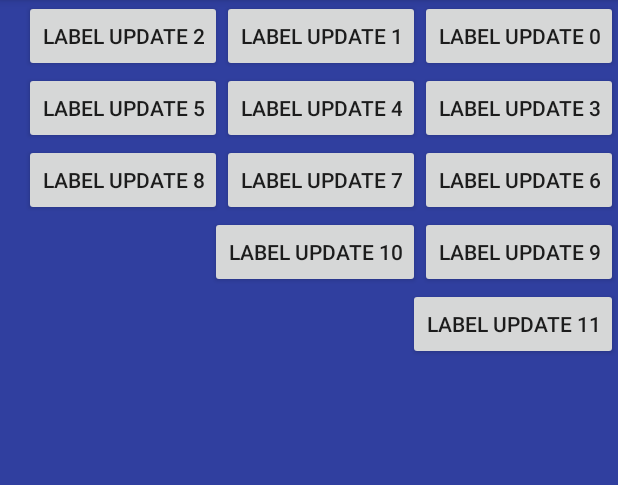
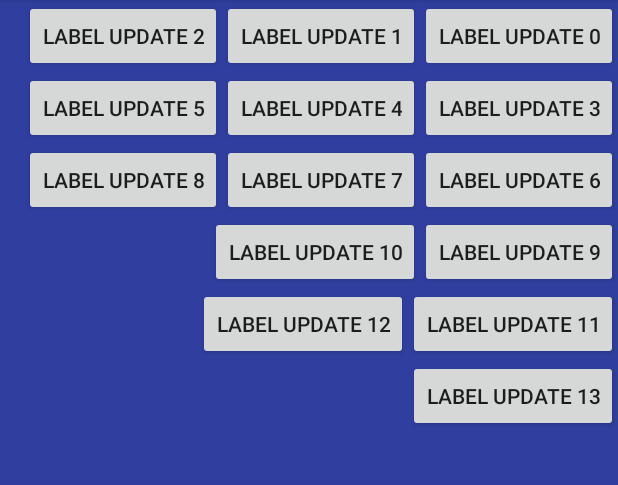
Before and after one commit to dinzdale/SnakeLayout, an Android app: the first screen one second after launch (MainActivity), on a phone screen of 412 x 824 dp, the part 84-569 px from its top. Run offline under Robolectric (Android 15) with nearby library versions, the phone set to English and light mode, and no system bars; our stand-ins replace data binding; 21 statements that could not run were skipped.

Commit message:
New wrap_right_to_left

```diff
--- a/app/src/main/java/com/snakelayout/gary_jacobs/infragisiticstasksnakelayout/MainActivity.java
+++ b/app/src/main/java/com/snakelayout/gary_jacobs/infragisiticstasksnakelayout/MainActivity.java
@@ -20,8 +20,6 @@ public class MainActivity extends AppCompatActivity {
         buttonModelView = new ButtonModelView();
         binding.setButtonVM(buttonModelView);
         snakeLayout = (SnakeLayout) findViewById(R.id.snake_layout);
-
-
     }
 
     @Override
@@ -35,7 +33,7 @@ public class MainActivity extends AppCompatActivity {
         @Override
         public void run() {
             for (int i = 0; i < 3; i++) {
-                for (int x = 0; x < 12; x++) {
+                for (int x = 0; x < 15; x++) {
                     buttonModelView.setButtonValues(x, "Label Update " + (x + i), x%2);
                 }
                 try {
--- a/app/src/main/java/com/snakelayout/gary_jacobs/infragisiticstasksnakelayout/SnakeLayout.java
+++ b/app/src/main/java/com/snakelayout/gary_jacobs/infragisiticstasksnakelayout/SnakeLayout.java
@@ -13,9 +13,17 @@ import android.view.WindowManager;
  */
 
 public class SnakeLayout extends ViewGroup {
+
+    public static enum Orientation {
+        WRAP_LEFT_TO_RIGHT(0), WRAP_RIGHT_TO_LEFT(1);
+        int value;
+
+        Orientation(int value) {
+            this.value = value;
+        }
+    }
+    private Orientation orientation = Orientation.WRAP_RIGHT_TO_LEFT;
     private int deviceWidth;
-    private int deviceHeight;
-
 
     public SnakeLayout(Context context) {
         super(context, null, 0);
@@ -30,16 +38,23 @@ public class SnakeLayout extends ViewGroup {
         init(context);
     }
 
-//    public SnakeLayout(Context context, AttributeSet attrs, int defStyleAttr, int defStyleRes) {
-//        super(context, attrs, defStyleAttr, defStyleRes);
-//    }
 
     public void init(Context context) {
         final Display display = ((WindowManager) context.getSystemService(Context.WINDOW_SERVICE)).getDefaultDisplay();
         Point deviceDimensions = new Point();
         display.getSize(deviceDimensions);
         deviceWidth = deviceDimensions.x;
-        deviceHeight = deviceDimensions.y;
+        setOrientation(Orientation.WRAP_RIGHT_TO_LEFT);
+    }
+
+
+
+    public void setOrientation(Orientation orientation) {
+        this.orientation = orientation;
+    }
+
+    public Orientation getOrientation() {
+        return orientation;
     }
 
     @Override
@@ -49,10 +64,13 @@ public class SnakeLayout extends ViewGroup {
 
     @Override
     protected void onLayout(boolean changed, int l, int t, int r, int b) {
-        if (false) {
-            layoutForLeftRight(changed, l, t, r, b);
-        } else {
-            layoutForRightLeft(changed, l, t, r, b);
+        switch (getOrientation()) {
+            case WRAP_LEFT_TO_RIGHT:
+                layoutForLeftRight(changed, l, t, r, b);
+                break;
+            case WRAP_RIGHT_TO_LEFT:
+                layoutForRightLeft(changed, l, t, r, b);
+                break;
         }
     }
 
@@ -100,8 +118,7 @@ public class SnakeLayout extends ViewGroup {
 
     private void layoutForRightLeft(boolean changed, int l, int t, int r, int b) {
         final int count = getChildCount();
-        //final int count  = 4;
-        int curWidth, curHeight, curLeft, curRight, curTop, maxHeight;
+        int curWidth, curHeight, curRight, curTop, maxHeight;
 
         //get the available size of child view
         final int childRight = this.getMeasuredWidth() - this.getPaddingRight();
@@ -128,20 +145,19 @@ public class SnakeLayout extends ViewGroup {
             curHeight = child.getMeasuredHeight();
             //wrap is reach to the end
             if (curRight - curWidth > childLeft) {
+                // layout button right to left, until end of line reached
                 curRight -= curWidth;
-                //curTop += maxHeight;
-                //maxHeight = 0;
-            }
-            else {
+            } else {
+                // end reached, wrap to next line
                 curRight = this.getMeasuredWidth() - this.getPaddingRight() - curWidth;
                 curTop += maxHeight;
+                maxHeight = 0;
             }
             //do the layout
-            child.layout(curRight, curTop, curRight+curWidth, curTop + curHeight);
+            child.layout(curRight, curTop, curRight + curWidth, curTop + curHeight);
             //store the max height
             if (maxHeight < curHeight)
                 maxHeight = curHeight;
-//            curRight -= curWidth;
         }
     }
 
--- a/app/src/main/res/layout/activity_main.xml
+++ b/app/src/main/res/layout/activity_main.xml
@@ -97,6 +97,19 @@
                 android:paddingRight="@{buttonVM.buttonWidthList[11] == 0 ? @dimen/button_width_small : @dimen/button_width_medium }"
                 android:text="@{buttonVM.buttonLabelList[11]}" />
 
+            <Button
+                android:layout_width="wrap_content"
+                android:layout_height="wrap_content"
+                android:paddingLeft="@{buttonVM.buttonWidthList[12] == 0 ? @dimen/button_width_small : @dimen/button_width_medium }"
+                android:paddingBottom="@{buttonVM.buttonWidthList[12] == 0 ? @dimen/button_width_small : @dimen/button_width_medium }"
+                android:text="@{buttonVM.buttonLabelList[12]}" />
+
+            <Button
+                android:layout_width="wrap_content"
+                android:layout_height="wrap_content"
+                android:paddingTop="@{buttonVM.buttonWidthList[13] == 0 ? @dimen/button_width_small : @dimen/button_width_medium }"
+                android:paddingRight="@{buttonVM.buttonWidthList[13] == 0 ? @dimen/button_width_small : @dimen/button_width_medium }"
+                android:text="@{buttonVM.buttonLabelList[13]}" />
 
         </com.snakelayout.gary_jacobs.infragisiticstasksnakelayout.SnakeLayout>
     </FrameLayout>
```
